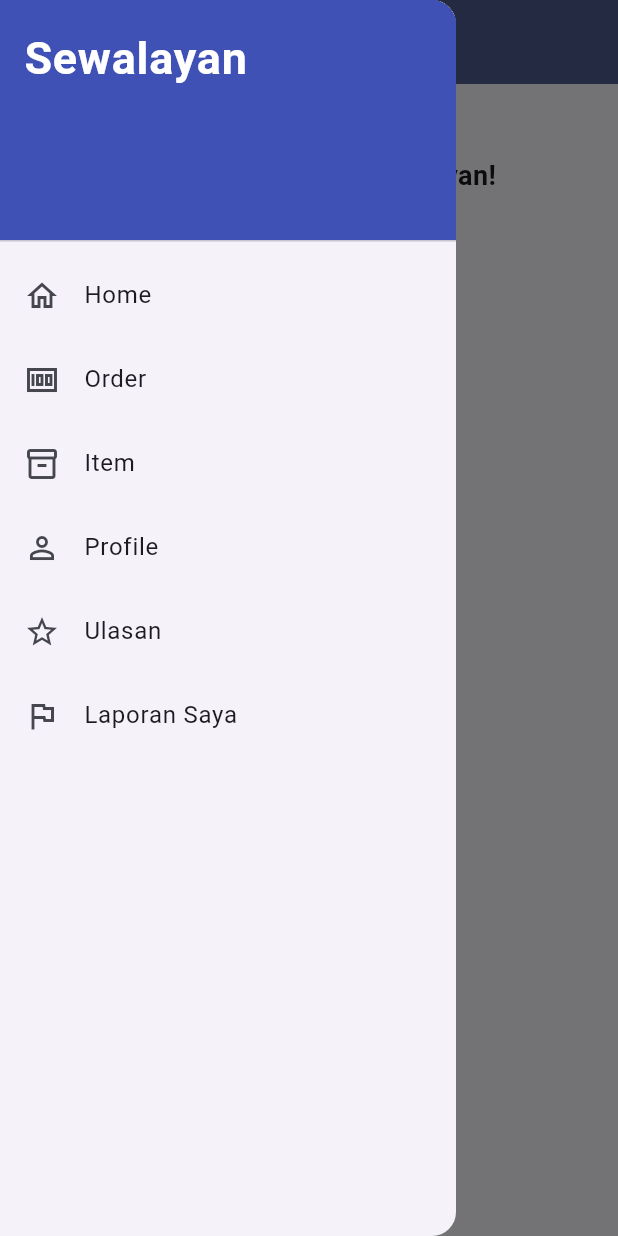
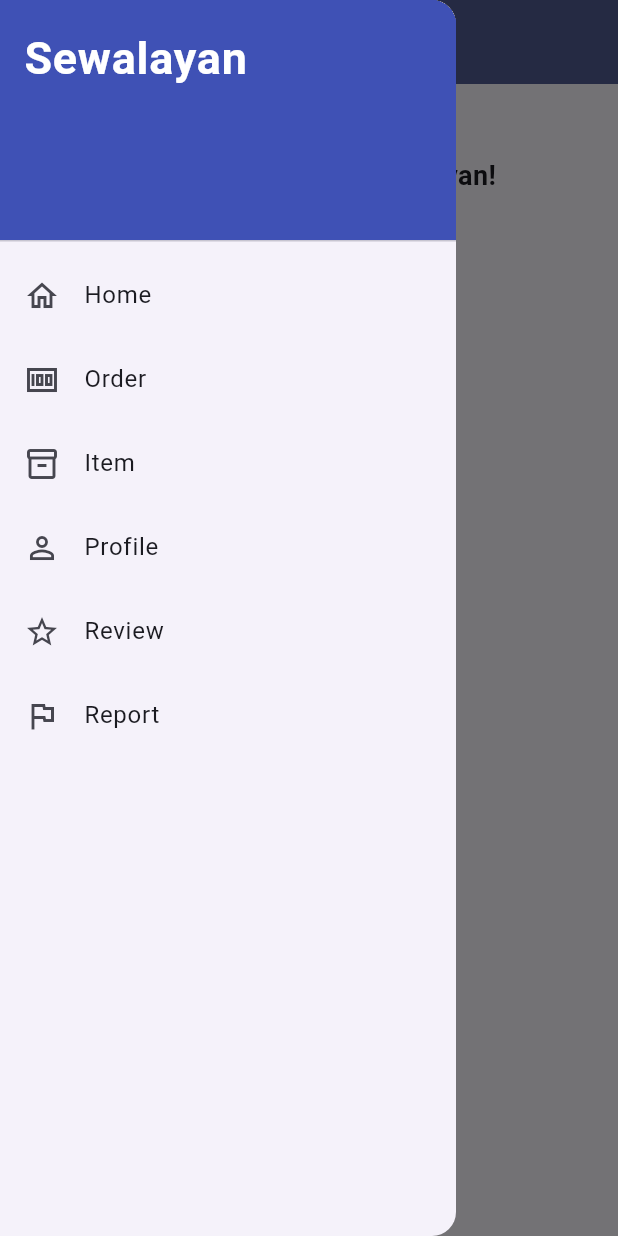
Before and after one commit to PBP-E-10/sewalayan_mobile, a Flutter app: the screen it shows after launch, with the side drawer open, on a phone screen of 412 x 824 dp. Run offline on Flutter 3.47's test engine with Material 3 defaults, Android fonts, the phone set to English and light mode, and no system bars; our stand-ins replace material_ui.

Commit message:
refactor(feedback): ganti folder ke feedback

```diff
--- a/lib/core/widgets/left_drawer.dart
+++ b/lib/core/widgets/left_drawer.dart
@@ -3,8 +3,8 @@ import 'package:sewalayan_mobile/home.dart';
 import 'package:sewalayan_mobile/features/order/screens/order.dart';
 import 'package:sewalayan_mobile/features/items/screens/item.dart';
 import 'package:sewalayan_mobile/features/profile/screens/profile.dart';
-import 'package:sewalayan_mobile/features/review/screens/review.dart';
-import 'package:sewalayan_mobile/features/review/screens/report.dart';
+import 'package:sewalayan_mobile/features/feedback/screens/review.dart';
+import 'package:sewalayan_mobile/features/feedback/screens/report.dart';
 
 class LeftDrawer extends StatelessWidget {
   const LeftDrawer({super.key});
@@ -73,7 +73,7 @@ class LeftDrawer extends StatelessWidget {
           ),
           ListTile(
             leading: const Icon(Icons.star_outline),
-            title: const Text('Ulasan'),
+            title: const Text('Review'),
             onTap: () {
               Navigator.pushReplacement(
                 context,
@@ -83,7 +83,7 @@ class LeftDrawer extends StatelessWidget {
           ),
           ListTile(
             leading: const Icon(Icons.flag_outlined),
-            title: const Text('Laporan Saya'),
+            title: const Text('Report'),
             onTap: () {
               Navigator.pushReplacement(
                 context,
--- a/lib/features/review/screens/report.dart
+++ b/lib/features/feedback/screens/report.dart
@@ -27,7 +27,7 @@ class ReportPage extends StatelessWidget {
                   const Padding(
                     padding: EdgeInsets.only(top: 16.0),
                     child: Text(
-                      'Ini halaman Laporan Saya!',
+                      'Ini halaman Report!',
                       style: TextStyle(fontWeight: FontWeight.bold, fontSize: 18.0),
                     ),
                   ),
--- a/lib/features/review/screens/review.dart
+++ b/lib/features/feedback/screens/review.dart
@@ -27,7 +27,7 @@ class ReviewPage extends StatelessWidget {
                   const Padding(
                     padding: EdgeInsets.only(top: 16.0),
                     child: Text(
-                      'Ini halaman Ulasan!',
+                      'Ini halaman Review!',
                       style: TextStyle(fontWeight: FontWeight.bold, fontSize: 18.0),
                     ),
                   ),
```
